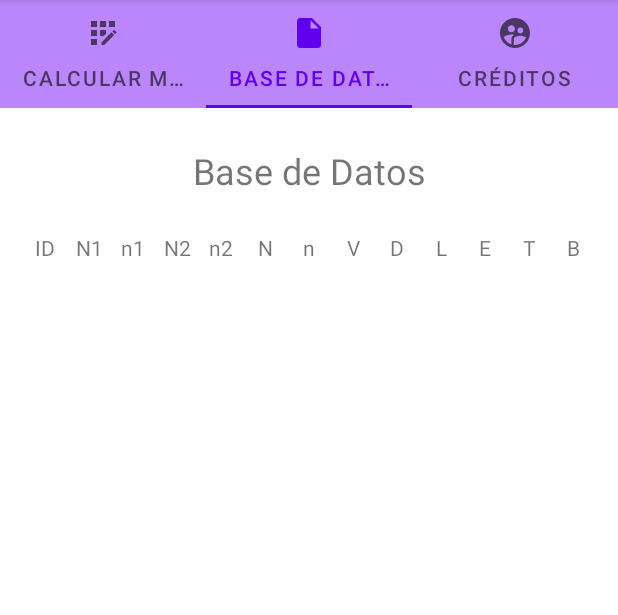
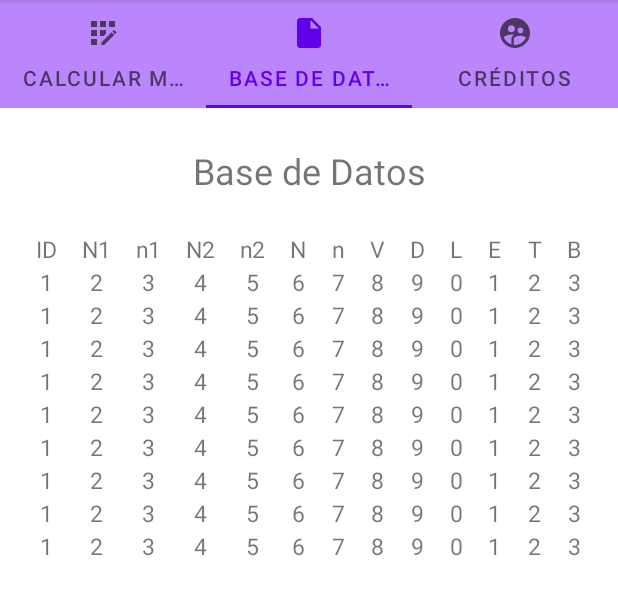
Before and after one commit to JohnTS13/Metricas_de_Halstead, an Android app: the screen it shows after launch (MainActivity), tab 2 chosen, on a phone screen of 412 x 824 dp, the part 84-699 px from its top. Run offline under Robolectric (Android 15) with nearby library versions, the phone set to English and light mode, and no system bars.

Commit message:
Base de datos y funcionamiento del boton calcular metricas

```diff
--- a/app/build.gradle
+++ b/app/build.gradle
@@ -33,6 +33,7 @@ dependencies {
     implementation 'androidx.appcompat:appcompat:1.2.0'
     implementation 'com.google.android.material:material:1.3.0'
     implementation 'androidx.constraintlayout:constraintlayout:2.0.4'
+    implementation 'org.jetbrains:annotations:15.0'
     testImplementation 'junit:junit:4.+'
     androidTestImplementation 'androidx.test.ext:junit:1.1.2'
     androidTestImplementation 'androidx.test.espresso:espresso-core:3.3.0'
--- a/app/src/main/java/com/example/mtricasdehalstead/Controlador/BaseDatos.java
+++ b/app/src/main/java/com/example/mtricasdehalstead/Controlador/BaseDatos.java
@@ -7,8 +7,12 @@ import androidx.fragment.app.Fragment;
 import android.view.LayoutInflater;
 import android.view.View;
 import android.view.ViewGroup;
+import android.widget.ArrayAdapter;
+import android.widget.TableLayout;
 
 import com.example.mtricasdehalstead.R;
+
+import java.util.ArrayList;
 
 /**
  * A simple {@link Fragment} subclass.
@@ -26,6 +30,11 @@ public class BaseDatos extends Fragment {
     private String mParam1;
     private String mParam2;
 
+    private View view;
+    private TableLayout tableLayout;
+    private String[]encabezado = {"ID", "N1", "n1", "N2", "n2", "N", "n", "V", "D", "L", "E", "T", "B"};
+    private ArrayList<String[]> row = new ArrayList<>();
+    private int totalFilas;
     public BaseDatos() {
         // Required empty public constructor
     }
@@ -61,6 +70,22 @@ public class BaseDatos extends Fragment {
     public View onCreateView(LayoutInflater inflater, ViewGroup container,
                              Bundle savedInstanceState) {
         // Inflate the layout for this fragment
-        return inflater.inflate(R.layout.fragment_base_datos, container, false);
+
+        view = inflater.inflate(R.layout.fragment_base_datos, container, false);
+        tableLayout = (TableLayout)view.findViewById(R.id.table);
+        Table tabla =  new Table(tableLayout, getContext());
+        tabla.addEncabezado(encabezado);
+        tabla.addDatos(getResultados(), totalFilas);
+        return view;
     }
+
+    private ArrayList<String[]> getResultados(){
+        totalFilas = 9; //Aqui asignarle el numero total de registros que tiene la bd de los resultados
+        for (int i = 0; i < totalFilas; i++){
+            row.add(new String[]{"1", "2", "3", "4", "5", "6", "7", "8", "9", "0", "1", "2", "3"});
+        }
+        return row;
+    }
+
+
 }
--- a/app/src/main/java/com/example/mtricasdehalstead/Controlador/CalcularMetricas.java
+++ b/app/src/main/java/com/example/mtricasdehalstead/Controlador/CalcularMetricas.java
@@ -8,6 +8,7 @@ import android.view.LayoutInflater;
 import android.view.View;
 import android.view.ViewGroup;
 import android.widget.ArrayAdapter;
+import android.widget.Button;
 import android.widget.EditText;
 import android.widget.Spinner;
 import android.widget.TextView;
@@ -34,9 +35,13 @@ public class CalcularMetricas extends Fragment {
     private String mParam1;
     private String mParam2;
 
-    private  View view;
+    private View view;
     private Spinner spinner;
-    private TextView tv1, tv2;
+    private TextView tv1, tv2, textCodigo;
+
+    private EditText textN1, textn1, textN2, textn2, textN, textn, textV, textD, textL, textE, textT, textB;
+
+    private Button btnCalcular;
     public CalcularMetricas() {
         // Required empty public constructor
     }
@@ -74,8 +79,41 @@ public class CalcularMetricas extends Fragment {
                              Bundle savedInstanceState) {
 
         view = inflater.inflate(R.layout.fragment_calcular_metricas, container, false);
+        textCodigo = (TextView)view.findViewById(R.id.textCodigo);
+        textN1 = (EditText)view.findViewById(R.id.editTextN1);
+        textn1 = (EditText)view.findViewById(R.id.editTextTextn1);
+        textN2 = (EditText)view.findViewById(R.id.editTextTextN2);
+        textn2 = (EditText)view.findViewById(R.id.editTextTextn2);
+        textN = (EditText)view.findViewById(R.id.editTextTextN);
+        textn = (EditText)view.findViewById(R.id.editTextTextn);
+        textV = (EditText)view.findViewById(R.id.editTextTextV);
+        textD = (EditText)view.findViewById(R.id.editTextTextD);
+        textL = (EditText)view.findViewById(R.id.editTextTextL);
+        textE = (EditText)view.findViewById(R.id.editTextTextE);
+        textT = (EditText)view.findViewById(R.id.editTextTextT);
+        textB = (EditText)view.findViewById(R.id.editTextTextB);
         spinner = (Spinner)view.findViewById(R.id.codigos);
 
+        btnCalcular = (Button)view.findViewById(R.id.btnCalcular);
+
+        btnCalcular.setOnClickListener(new View.OnClickListener() {
+            @Override
+            public void onClick(View v) {
+                textCodigo.setText("AQUI VA TODO EL CODIGO");
+                textN1.setText("Aqui va N1");
+                textn1.setText("Aqui va N1");
+                textN2.setText("Aqui va N2");
+                textn2.setText("Aqui va n2");
+                textN.setText("Aqui va N");
+                textn.setText("Aqui va n");
+                textV.setText("Aqui va V");
+                textD.setText("Aqui va D");
+                textL.setText("Aqui va L");
+                textE.setText("Aqui va E");
+                textT.setText("Aqui va T");
+                textB.setText("Aqui va B");
+            }
+        });
         String[] value = {"Codigo 1", "Codigo 2", "Codigo 3", "Codigo 4", "Codigo 5"};
         ArrayList<String> arrayList = new ArrayList<>(Arrays.asList(value));
         ArrayAdapter<String> arrayAdapter = new ArrayAdapter<>(getContext(), R.layout.style_spiner, arrayList);
@@ -83,4 +121,6 @@ public class CalcularMetricas extends Fragment {
         return view;
 
     }
+
+
 }
--- /dev/null
+++ b/app/src/main/java/com/example/mtricasdehalstead/Controlador/Table.java
@@ -0,0 +1,79 @@
+package com.example.mtricasdehalstead.Controlador;
+
+import android.content.Context;
+import android.view.Gravity;
+import android.widget.TableLayout;
+import android.widget.TableRow;
+import android.widget.TextView;
+
+import java.util.ArrayList;
+
+public class Table {
+    private TableLayout tableLayout;
+    private Context context;
+    private String[]encabezado;
+    private ArrayList<String[]>datos;
+    private TableRow tableRow;
+    private TextView textCell;
+    private int indexC, indexR;
+    private int totalFilas;
+
+    public Table(TableLayout tableLayout, Context context) {
+        this.tableLayout = tableLayout;
+        this.context = context;
+    }
+
+    public void addEncabezado (String[]encabezado){
+        this.encabezado = encabezado;
+        crearEncabezado();
+    }
+
+    public void addDatos(ArrayList<String[]>datos, int totalFilas){
+        this.datos = datos;
+        this.totalFilas = totalFilas;
+        crearDataTable();
+    }
+
+    private void newRow(){
+        tableRow = new TableRow(context);
+    }
+
+    private void newCell(){
+        textCell = new TextView(context);
+        textCell.setGravity(Gravity.CENTER);
+        textCell.setTextSize(15);
+    }
+
+    private void crearEncabezado(){
+        indexC = 0;
+        newRow();
+        while (indexC < encabezado.length){
+            newCell();
+            textCell.setText(encabezado[indexC++]);
+            tableRow.addView(textCell, newTableRowParams());
+        }
+        tableLayout.addView(tableRow);
+    }
+
+    private void crearDataTable (){
+        String info;
+        for (indexR = 1; indexR <= totalFilas; indexR++){
+            newRow();
+            for (indexC = 0; indexC < encabezado.length; indexC++){
+                newCell();
+                String[] colums = datos.get(indexR - 1);
+                info = (indexC < colums.length)?colums[indexC]:"";
+                textCell.setText(info);
+                tableRow.addView(textCell,newTableRowParams());
+            }
+            tableLayout.addView(tableRow);
+        }
+    }
+
+    private TableRow.LayoutParams newTableRowParams(){
+        TableRow.LayoutParams params = new TableRow.LayoutParams();
+        params.setMargins(1,1,1,1);
+        params.weight = 1;
+        return params;
+    }
+}
--- a/app/src/main/res/layout/fragment_base_datos.xml
+++ b/app/src/main/res/layout/fragment_base_datos.xml
@@ -20,139 +20,18 @@
             android:textSize="24sp"/>
     </LinearLayout>
 
-    <LinearLayout
+
+    <ScrollView
         android:layout_width="match_parent"
-        android:layout_height="wrap_content">
+        android:layout_height="match_parent">
 
-    </LinearLayout>
-
-    <TableLayout
-        android:layout_width="match_parent"
-        android:layout_height="match_parent"
-        android:layout_marginRight="15dp"
-        android:layout_marginLeft="15dp"
-        android:layout_marginTop="25dp">
-
-        <TableRow
+        <TableLayout
+            android:id="@+id/table"
             android:layout_width="match_parent"
-            android:layout_height="wrap_content">
-
-            <TextView
-                android:id="@+id/text_table_ID"
-                android:layout_width="0dp"
-                android:layout_height="wrap_content"
-                android:layout_weight="1"
-                android:gravity="center"
-                android:text="ID" />
-
-            <TextView
-                android:id="@+id/text_table_N1"
-                android:layout_width="0dp"
-                android:layout_height="wrap_content"
-                android:layout_weight="1"
-                android:gravity="center"
-                android:text="N1" />
-
-            <TextView
-                android:id="@+id/text_table_n1"
-                android:layout_width="0dp"
-                android:layout_height="wrap_content"
-                android:layout_weight="1"
-                android:gravity="center"
-                android:text="n1" />
-
-            <TextView
-                android:id="@+id/text_table_N2"
-                android:layout_width="0dp"
-                android:layout_height="wrap_content"
-                android:layout_weight="1"
-                android:gravity="center"
-                android:text="N2" />
-
-            <TextView
-                android:id="@+id/text_table_n2"
-                android:layout_width="0dp"
-                android:layout_height="wrap_content"
-                android:layout_weight="1"
-                android:gravity="center"
-                android:text="n2" />
-
-            <TextView
-                android:id="@+id/text_table_N"
-                android:layout_width="0dp"
-                android:layout_height="wrap_content"
-                android:layout_weight="1"
-                android:gravity="center"
-                android:text="N" />
-
-            <TextView
-                android:id="@+id/text_table_n"
-                android:layout_width="0dp"
-                android:layout_height="wrap_content"
-                android:layout_weight="1"
-                android:gravity="center"
-                android:text="n" />
-
-            <TextView
-                android:id="@+id/text_table_V"
-                android:layout_width="0dp"
-                android:layout_height="wrap_content"
-                android:layout_weight="1"
-                android:gravity="center"
-                android:text="V" />
-
-            <TextView
-                android:id="@+id/text_table_D"
-                android:layout_width="0dp"
-                android:layout_height="wrap_content"
-                android:layout_weight="1"
-                android:gravity="center"
-                android:text="D" />
-
-            <TextView
-                android:id="@+id/text_table_L"
-                android:layout_width="0dp"
-                android:layout_height="wrap_content"
-                android:layout_weight="1"
-                android:gravity="center"
-                android:text="L" />
-
-            <TextView
-                android:id="@+id/text_table_E"
-                android:layout_width="0dp"
-                android:layout_height="wrap_content"
-                android:layout_weight="1"
-                android:gravity="center"
-                android:text="E" />
-
-            <TextView
-                android:id="@+id/text_table_T"
-                android:layout_width="0dp"
-                android:layout_height="wrap_content"
-                android:layout_weight="1"
-                android:gravity="center"
-                android:text="T" />
-
-            <TextView
-                android:id="@+id/text_table_B"
-                android:layout_width="0dp"
-                android:layout_height="wrap_content"
-                android:layout_weight="1"
-                android:gravity="center"
-                android:text="B" />
-        </TableRow>
-
-        <TableRow
-            android:layout_width="match_parent"
-            android:layout_height="match_parent" />
-
-        <TableRow
-            android:layout_width="match_parent"
-            android:layout_height="match_parent" />
-
-        <TableRow
-            android:layout_width="match_parent"
-            android:layout_height="match_parent" />
-    </TableLayout>
+            android:layout_height="wrap_content"
+            android:layout_marginLeft="15dp"
+            android:layout_marginTop="25dp"
+            android:layout_marginRight="15dp"/>
+    </ScrollView>
 
 </LinearLayout>
--- a/app/src/main/res/layout/fragment_calcular_metricas.xml
+++ b/app/src/main/res/layout/fragment_calcular_metricas.xml
@@ -74,8 +74,7 @@
                 android:layout_marginTop="15dp"
                 android:layout_marginRight="10dp"
                 android:layout_marginLeft="10dp"
-                android:text="@string/btn_calcular"
-                android:onClick="Boton_Seleccionado"/>
+                android:text="@string/btn_calcular" />
         </LinearLayout>
     </LinearLayout>
 
@@ -99,7 +98,7 @@
             android:layout_height="wrap_content"
             android:layout_marginLeft="10dp"
             android:layout_marginRight="10dp"
-            android:text="Lorem Ipsum es simplemente el texto de relleno de las imprentas y archivos de texto. Lorem Ipsum ha sido el texto de relleno estándar de las industrias desde el año 1500, cuando un impresor (N. del T. persona que se dedica a la imprenta) desconocido usó una galería de textos y los mezcló de tal manera que logró hacer un libro de textos especimen. No sólo sobrevivió 500 años, sino que tambien ingresó como texto de relleno en documentos electrónicos, quedando esencialmente igual al original. Fue popularizado en los 60s con la creación de las hojas , las cuales contenian pasajes de Lorem Ipsum, y más recientemente con software de autoedición, como por ejemplo Aldus PageMaker, el cual incluye versiones de Lorem Ipsum." />
+            android:text="" />
     </ScrollView>
 
     <TextView
@@ -267,7 +266,8 @@
                         android:enabled="false"
                         android:inputType="textPersonName"
                         android:text=""
-                        android:textSize="13sp" />
+                        android:textSize="13sp"
+                        android:textColor="@color/black"/>
 
                     <EditText
                         android:id="@+id/editTextTextn1"
@@ -279,7 +279,8 @@
                         android:enabled="false"
                         android:inputType="textPersonName"
                         android:text=""
-                        android:textSize="13sp" />
+                        android:textSize="13sp"
+                        android:textColor="@color/black"/>
 
                     <EditText
                         android:id="@+id/editTextTextN2"
@@ -291,7 +292,8 @@
                         android:enabled="false"
                         android:inputType="textPersonName"
                         android:text=""
-                        android:textSize="13sp" />
+                        android:textSize="13sp"
+                        android:textColor="@color/black"/>
 
                     <EditText
                         android:id="@+id/editTextTextn2"
@@ -303,7 +305,8 @@
                         android:enabled="false"
                         android:inputType="textPersonName"
                         android:text=""
-                        android:textSize="13sp" />
+                        android:textSize="13sp"
+                        android:textColor="@color/black"/>
 
                     <EditText
                         android:id="@+id/editTextTextN"
@@ -315,7 +318,8 @@
                         android:enabled="false"
                         android:inputType="textPersonName"
                         android:text=""
-                        android:textSize="13sp" />
+                        android:textSize="13sp"
+                        android:textColor="@color/black"/>
 
                     <EditText
                         android:id="@+id/editTextTextn"
@@ -327,7 +331,8 @@
                         android:enabled="false"
                         android:inputType="textPersonName"
                         android:text=""
-                        android:textSize="13sp" />
+                        android:textSize="13sp"
+                        android:textColor="@color/black"/>
 
                     <EditText
                         android:id="@+id/editTextTextV"
@@ -339,7 +344,8 @@
                         android:enabled="false"
                         android:inputType="textPersonName"
                         android:text=""
-                        android:textSize="13sp" />
+                        android:textSize="13sp"
+                        android:textColor="@color/black"/>
 
                     <EditText
                         android:id="@+id/editTextTextD"
@@ -351,7 +357,8 @@
                         android:enabled="false"
                         android:inputType="textPersonName"
                         android:text=""
-                        android:textSize="13sp" />
+                        android:textSize="13sp"
+                        android:textColor="@color/black"/>
 
                     <EditText
                         android:id="@+id/editTextTextL"
@@ -363,7 +370,8 @@
                         android:enabled="false"
                         android:inputType="textPersonName"
                         android:text=""
-                        android:textSize="13sp" />
+                        android:textSize="13sp"
+                        android:textColor="@color/black"/>
 
                     <EditText
                         android:id="@+id/editTextTextE"
@@ -375,7 +383,8 @@
                         android:enabled="false"
                         android:inputType="textPersonName"
                         android:text=""
-                        android:textSize="13sp" />
+                        android:textSize="13sp"
+                        android:textColor="@color/black"/>
 
                     <EditText
                         android:id="@+id/editTextTextT"
@@ -387,7 +396,8 @@
                         android:enabled="false"
                         android:inputType="textPersonName"
                         android:text=""
-                        android:textSize="13sp" />
+                        android:textSize="13sp"
+                        android:textColor="@color/black"/>
 
                     <EditText
                         android:id="@+id/editTextTextB"
@@ -399,7 +409,8 @@
                         android:enabled="false"
                         android:inputType="textPersonName"
                         android:text=""
-                        android:textSize="13sp" />
+                        android:textSize="13sp"
+                        android:textColor="@color/black"/>
                 </LinearLayout>
 
             </LinearLayout>
```
